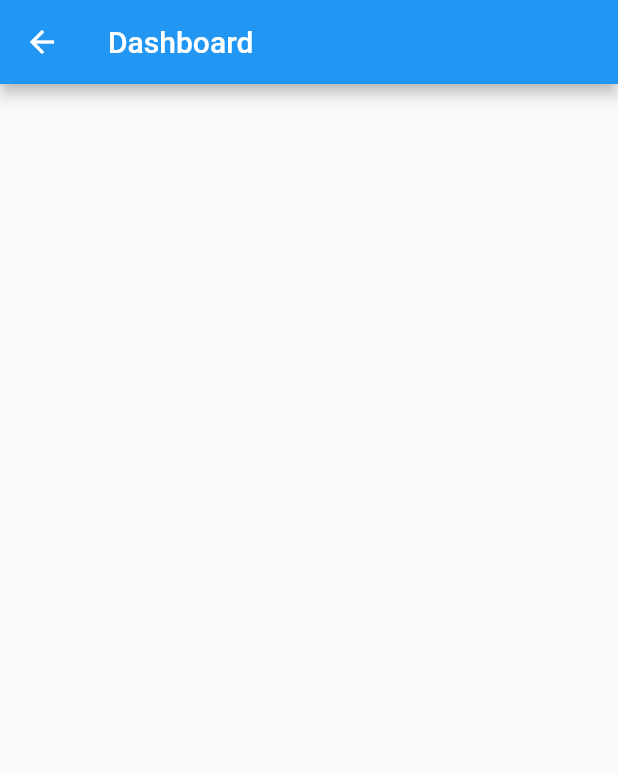
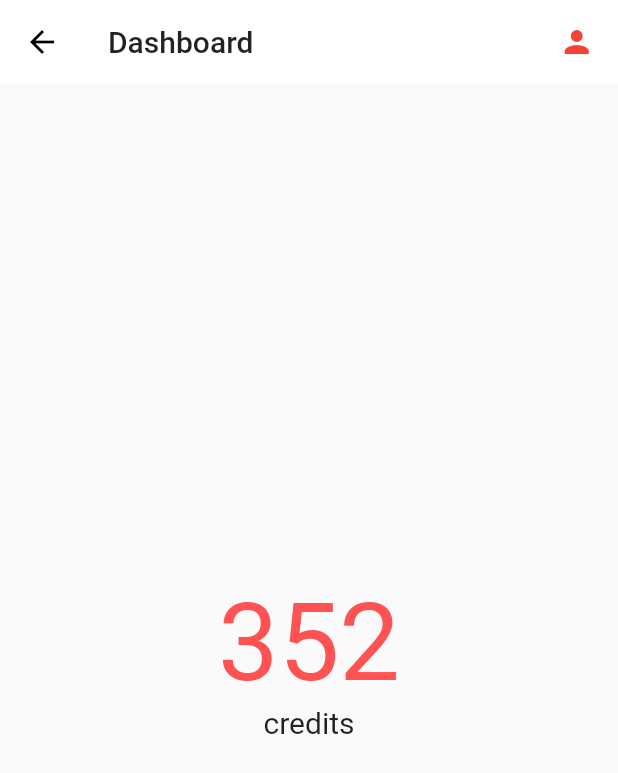
Before and after one commit to abbygriffiths/sih-rakt, a Flutter app: the DashboardPage screen opened directly, on a phone screen of 412 x 824 dp. Shown: the top 773 px of the screen. Run offline on Flutter 3.47's test engine with Material 2 defaults, Android fonts, the phone set to English and light mode, and no system bars.

Commit message:
added routing

```diff
--- a/lib/dashboard.dart
+++ b/lib/dashboard.dart
@@ -6,12 +6,41 @@ class DashboardPage extends StatefulWidget {
 }
 
 class _DasboardPageState extends State<DashboardPage> {
+  var _credits = 352;
+
   @override
   Widget build(BuildContext context) {
     return Scaffold(
       appBar: AppBar(
-        title: Text('Dashboard')
-      )
+        title: Text('Dashboard'),
+        elevation: 0,
+        actions: <Widget>[
+          Padding(
+            padding: EdgeInsets.all(7.5),
+            child: CircleAvatar(
+              backgroundColor: Colors.white,
+              child: Icon(
+                Icons.person,
+                color: Colors.red
+              )
+            ),
+          )
+        ],
+      ),
+      body: Center(
+        child: Column(
+          mainAxisAlignment: MainAxisAlignment.center,
+          children: <Widget>[
+            Text('$_credits',
+              style: TextStyle(fontSize: 72, color: Colors.redAccent)
+            ),
+            Text('credits',
+              style: TextStyle(fontSize: 20)
+            ),
+            Row()
+          ],
+        )
+      ),
     );
   }
 }
--- a/lib/login.dart
+++ b/lib/login.dart
@@ -57,7 +57,9 @@ class LoginPage extends StatelessWidget {
             Container(
               padding: new EdgeInsets.all(30),
               child: MaterialButton(
-                onPressed: () {},
+                onPressed: () {
+                  Navigator.of(context).pushNamed('/dashboard');
+                },
                 elevation: 8,
                 height: 50,
                 minWidth: MediaQuery.of(context).size.width,
```
Also changed, not shown: lib/main.dart (+7 -49 lines).
